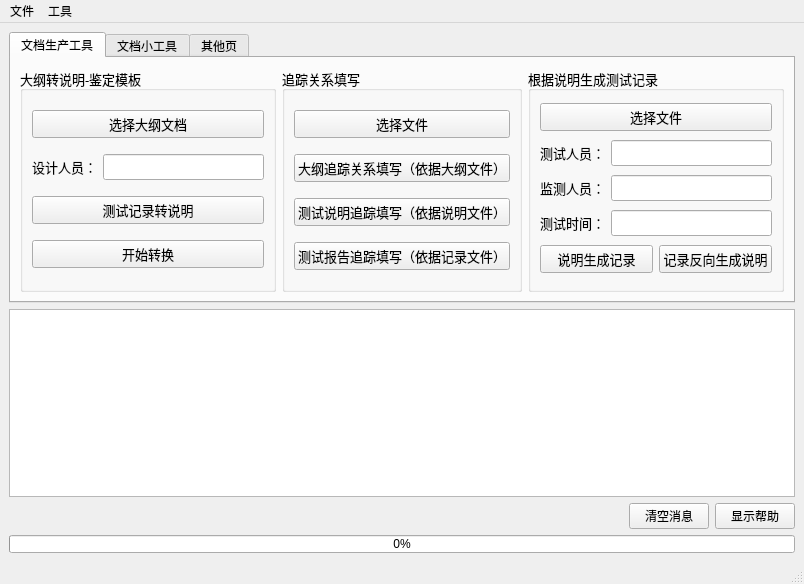
This is GUI.ui in ks3356143/newToolforTest as Qt 5 draws it before an edit. The edited form follows.
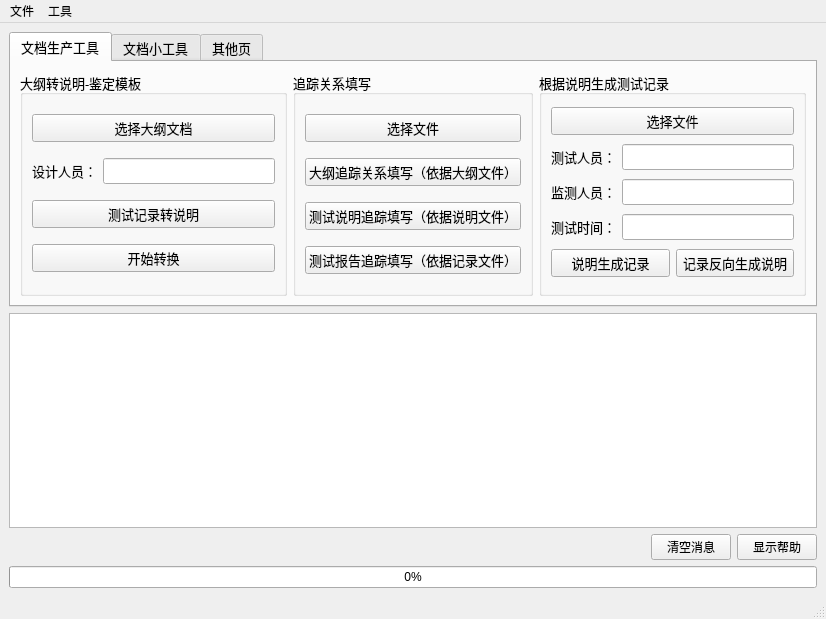
This is the edited form. The open tabs and pages were chosen to show the change.

Diff of the .ui file:
```diff
--- a/GUI.ui
+++ b/GUI.ui
@@ -6,8 +6,8 @@
    <rect>
     <x>0</x>
     <y>0</y>
-    <width>804</width>
-    <height>584</height>
+    <width>826</width>
+    <height>619</height>
    </rect>
   </property>
   <property name="windowTitle">
@@ -19,6 +19,14 @@
      <layout class="QVBoxLayout" name="verticalLayout_7">
       <item>
        <widget class="QTabWidget" name="tabWidget">
+        <property name="font">
+         <font>
+          <family>微软雅黑</family>
+          <pointsize>10</pointsize>
+          <weight>50</weight>
+          <bold>false</bold>
+         </font>
+        </property>
         <property name="currentIndex">
          <number>1</number>
         </property>
@@ -33,8 +41,10 @@
              <widget class="QGroupBox" name="groupBox">
               <property name="font">
                <font>
-                <family>Mongolian Baiti</family>
+                <family>微软雅黑</family>
                 <pointsize>10</pointsize>
+                <weight>50</weight>
+                <bold>false</bold>
                </font>
               </property>
               <property name="title">
@@ -89,8 +99,10 @@
              <widget class="QGroupBox" name="groupBox_2">
               <property name="font">
                <font>
-                <family>Mongolian Baiti</family>
+                <family>微软雅黑</family>
                 <pointsize>10</pointsize>
+                <weight>50</weight>
+                <bold>false</bold>
                </font>
               </property>
               <property name="title">
@@ -138,8 +150,10 @@
              <widget class="QGroupBox" name="groupBox_4">
               <property name="font">
                <font>
-                <family>Mongolian Baiti</family>
+                <family>微软雅黑</family>
                 <pointsize>10</pointsize>
+                <weight>50</weight>
+                <bold>false</bold>
                </font>
               </property>
               <property name="title">
@@ -550,7 +564,7 @@
     <rect>
      <x>0</x>
      <y>0</y>
-     <width>804</width>
+     <width>826</width>
      <height>23</height>
     </rect>
    </property>
```
Left out of the diff: 14 changed lines with no effect on the pictures.
